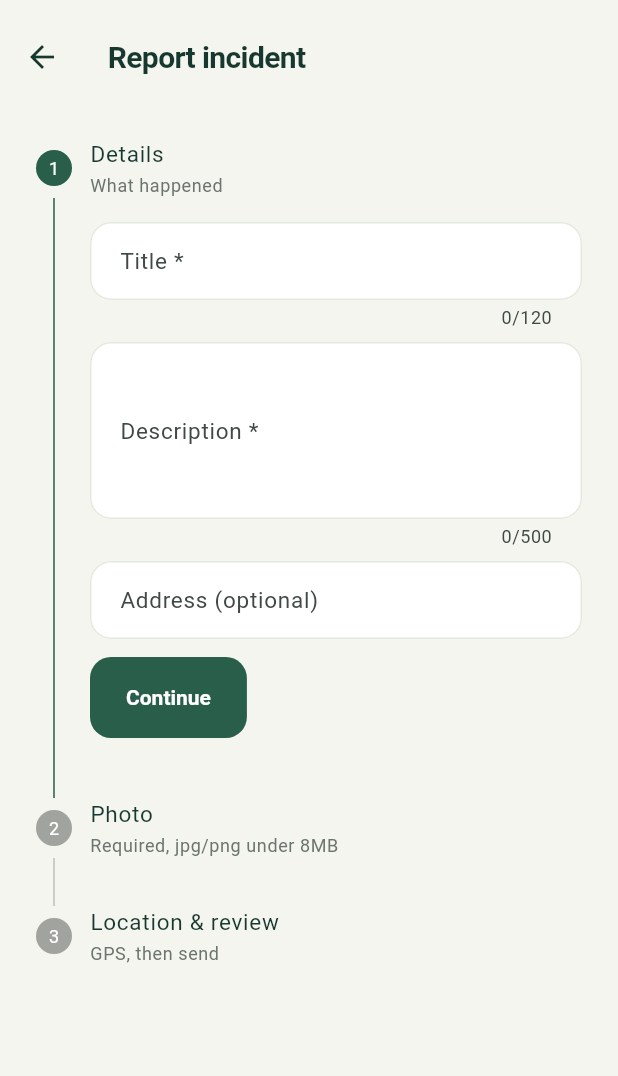
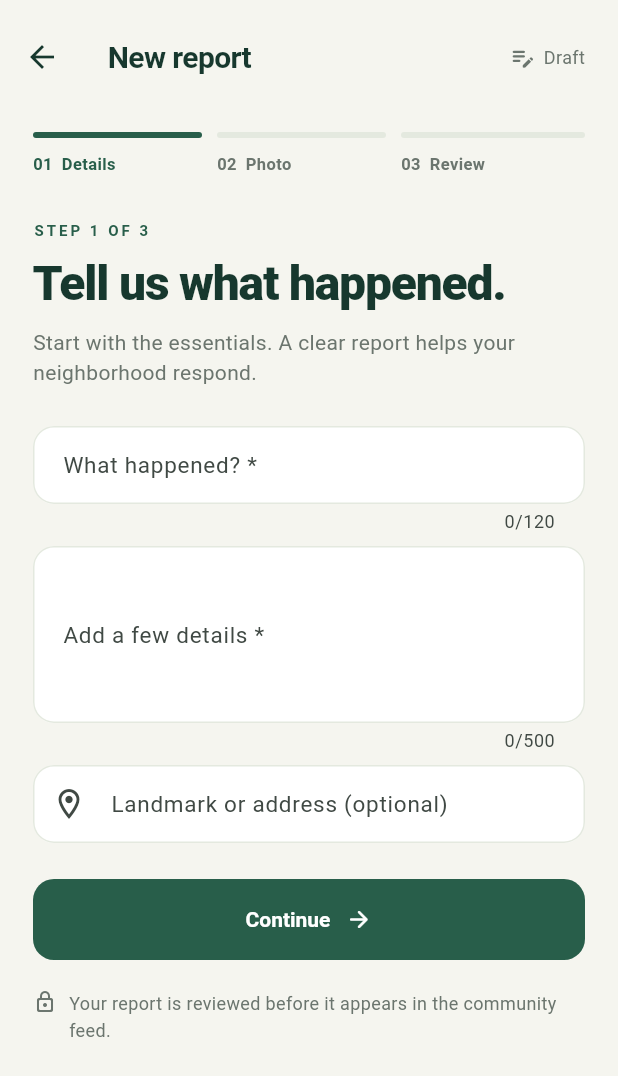
Before and after one commit to SAHIL511-JJ/CityWatch, a Flutter app: the ReportScreen screen opened directly, on a phone screen of 412 x 824 dp. Shown: the top 1076 px of the screen. Run offline on Flutter 3.47's test engine with Material 3 defaults, Android fonts, the phone set to English and light mode, and no system bars; our stand-ins replace dio, flutter_riverpod, flutter_secure_storage, geolocator, image_picker; accounts and stored records are empty; network calls fail; Roboto replaces fonts that are missing (Verdana).

Commit message:
Guide incident reporting with responsive tests

```diff
--- a/apps/mobile/lib/screens/report_screen.dart
+++ b/apps/mobile/lib/screens/report_screen.dart
@@ -10,6 +10,7 @@ import 'package:image_picker/image_picker.dart';
 import 'package:uuid/uuid.dart';
 
 import '../api_client.dart';
+import '../cw_theme.dart';
 import '../outbox.dart';
 
 const _maxPhotoBytes = 8 * 1024 * 1024;
@@ -27,7 +28,6 @@ class ReportScreen extends ConsumerStatefulWidget {
 }
 
 class _ReportScreenState extends ConsumerState<ReportScreen> {
-
   final _title = TextEditingController();
   final _description = TextEditingController();
   final _address = TextEditingController();
@@ -70,8 +70,7 @@ class _ReportScreenState extends ConsumerState<ReportScreen> {
     _title.text = await storage.read(key: '${_kDraftPrefix}title') ?? '';
     _description.text =
         await storage.read(key: '${_kDraftPrefix}description') ?? '';
-    _address.text =
-        await storage.read(key: '${_kDraftPrefix}address') ?? '';
+    _address.text = await storage.read(key: '${_kDraftPrefix}address') ?? '';
     final lat = await storage.read(key: '${_kDraftPrefix}lat');
     final lng = await storage.read(key: '${_kDraftPrefix}lng');
     if (!mounted) return;
@@ -90,10 +89,8 @@ class _ReportScreenState extends ConsumerState<ReportScreen> {
         key: '${_kDraftPrefix}description', value: _description.text);
     await storage.write(key: '${_kDraftPrefix}address', value: _address.text);
     if (_lat != null) {
-      await storage.write(
-          key: '${_kDraftPrefix}lat', value: _lat.toString());
-      await storage.write(
-          key: '${_kDraftPrefix}lng', value: _lng.toString());
+      await storage.write(key: '${_kDraftPrefix}lat', value: _lat.toString());
+      await storage.write(key: '${_kDraftPrefix}lng', value: _lng.toString());
     }
   }
 
@@ -113,14 +110,13 @@ class _ReportScreenState extends ConsumerState<ReportScreen> {
     if (file == null) return;
     final ext = file.path.split('.').last.toLowerCase();
     if (!_allowedExts.contains(ext)) {
-      setState(
-          () => _photoError = 'Only jpg or png photos work here.');
+      setState(() => _photoError = 'Only jpg or png photos work here.');
       return;
     }
     final bytes = await file.readAsBytes();
     if (bytes.lengthInBytes > _maxPhotoBytes) {
-      setState(() => _photoError =
-          'That photo is over 8MB — pick a smaller one.');
+      setState(
+          () => _photoError = 'That photo is over 8MB — pick a smaller one.');
       return;
     }
     setState(() {
@@ -157,19 +153,17 @@ class _ReportScreenState extends ConsumerState<ReportScreen> {
       setState(() => _gpsError =
           'Location permission is off — turn it on to tag your report.');
     } on TimeoutException {
-      setState(() => _gpsError =
-          'GPS timed out. Step outside or retry in a moment.');
+      setState(() =>
+          _gpsError = 'GPS timed out. Step outside or retry in a moment.');
     } catch (_) {
-      setState(
-          () => _gpsError = 'Could not read GPS. Retry in a moment.');
+      setState(() => _gpsError = 'Could not read GPS. Retry in a moment.');
     } finally {
       if (mounted) setState(() => _locating = false);
     }
   }
 
   bool get _detailsOk =>
-      _title.text.trim().isNotEmpty &&
-      _description.text.trim().isNotEmpty;
+      _title.text.trim().isNotEmpty && _description.text.trim().isNotEmpty;
 
   Future<void> _submit() async {
     setState(() => _submitting = true);
@@ -181,8 +175,7 @@ class _ReportScreenState extends ConsumerState<ReportScreen> {
         description: _description.text.trim(),
         lat: _lat!,
         lng: _lng!,
-        address:
-            _address.text.trim().isEmpty ? null : _address.text.trim(),
+        address: _address.text.trim().isEmpty ? null : _address.text.trim(),
         photoBytes: _photoBytes!,
         filename: _photoName.isEmpty ? 'photo.jpg' : _photoName,
       );
@@ -202,9 +195,7 @@ class _ReportScreenState extends ConsumerState<ReportScreen> {
           id: const Uuid().v4(),
           title: _title.text.trim(),
           description: _description.text.trim(),
-          address: _address.text.trim().isEmpty
-              ? null
-              : _address.text.trim(),
+          address: _address.text.trim().isEmpty ? null : _address.text.trim(),
           lat: _lat!,
           lng: _lng!,
           photoBase64: base64Encode(_photoBytes!),
@@ -233,8 +224,7 @@ class _ReportScreenState extends ConsumerState<ReportScreen> {
       if (!mounted) return;
       setState(() => _submitting = false);
       ScaffoldMessenger.of(context).showSnackBar(
-        const SnackBar(
-            content: Text('Could not send. Try again in a bit.')),
+        const SnackBar(content: Text('Could not send. Try again in a bit.')),
       );
     }
   }
@@ -263,50 +253,26 @@ class _ReportScreenState extends ConsumerState<ReportScreen> {
   @override
   Widget build(BuildContext context) {
     if (_sentId != null) return _success();
-    return Scaffold(
-      appBar: AppBar(title: const Text('Report incident')),
-      body: Stepper(
-        currentStep: _step,
-        onStepTapped: (i) => setState(() => _step = i),
-        onStepContinue: _continue,
-        onStepCancel:
-            _step == 0 ? null : () => setState(() => _step -= 1),
-        controlsBuilder: (context, details) => Padding(
-          padding: const EdgeInsets.only(top: 12),
-          child: Row(
-            children: [
-              FilledButton(
-                onPressed: _submitting ? null : details.onStepContinue,
-                child: Text(_step == 2
-                    ? (_submitting ? 'Sending…' : 'Send report')
-                    : 'Continue'),
-              ),
-              const SizedBox(width: 8),
-              if (_step > 0)
-                TextButton(
-                  onPressed:
-                      _submitting ? null : details.onStepCancel,
-                  child: const Text('Back'),
-                ),
-            ],
-          ),
-        ),
-        steps: [
-          Step(
-            title: const Text('Details'),
-            subtitle: const Text('What happened'),
-            isActive: _step >= 0,
-            state: _step > 0 ? StepState.complete : StepState.indexed,
-            content: Column(
+    const titles = [
+      'Tell us what happened.',
+      'A photo tells the story.',
+      'Put it on the map.'
+    ];
+    const descriptions = [
+      'Start with the essentials. A clear report helps your neighborhood respond.',
+      'Add a clear photo of the incident. Only take a photo when it’s safe.',
+      'Confirm the location and check your details before sending.',
+    ];
+    final contents = <Widget>[
+      Column(
         crossAxisAlignment: CrossAxisAlignment.stretch,
         children: [
           TextField(
             controller: _title,
             maxLength: 120,
             decoration: const InputDecoration(
-                    labelText: 'Title *',
-                    hintText: 'e.g. Pothole flooding the lane',
-                    border: OutlineInputBorder(),
+              labelText: 'What happened? *',
+              hintText: 'e.g. Broken streetlight on Park Road',
             ),
           ),
           const SizedBox(height: 8),
@@ -315,45 +281,58 @@ class _ReportScreenState extends ConsumerState<ReportScreen> {
             maxLines: 4,
             maxLength: 500,
             decoration: const InputDecoration(
-                    labelText: 'Description *',
-                    hintText: 'What, where, how bad — 1-2 lines',
-                    border: OutlineInputBorder(),
+              labelText: 'Add a few details *',
+              hintText: 'What did you notice? How does it affect the area?',
             ),
           ),
           const SizedBox(height: 8),
           TextField(
             controller: _address,
             decoration: const InputDecoration(
-                    labelText: 'Address (optional)',
-                    border: OutlineInputBorder(),
+              labelText: 'Landmark or address (optional)',
+              prefixIcon: Icon(Icons.location_on_outlined),
             ),
           ),
           if (_detailsError != null)
             Padding(
               padding: const EdgeInsets.only(top: 8),
               child: Text(_detailsError!,
-                        style: TextStyle(
-                            color:
-                                Theme.of(context).colorScheme.error)),
+                  style: TextStyle(color: Theme.of(context).colorScheme.error)),
             ),
         ],
       ),
-          ),
-          Step(
-            title: const Text('Photo'),
-            subtitle: const Text('Required, jpg/png under 8MB'),
-            isActive: _step >= 1,
-            state: _step > 1 ? StepState.complete : StepState.indexed,
-            content: Column(
+      Column(
         crossAxisAlignment: CrossAxisAlignment.stretch,
         children: [
+          if (_photoBytes == null) ...[
+            Container(
+              padding: const EdgeInsets.symmetric(horizontal: 24, vertical: 36),
+              decoration: BoxDecoration(
+                  color: CwColors.mint.withValues(alpha: .5),
+                  borderRadius: BorderRadius.circular(24)),
+              child: Column(children: [
+                Container(
+                    padding: const EdgeInsets.all(18),
+                    decoration: const BoxDecoration(
+                        color: CwColors.paper, shape: BoxShape.circle),
+                    child: const Icon(Icons.add_a_photo_outlined,
+                        size: 34, color: CwColors.pine)),
+                const SizedBox(height: 20),
+                Text('Show what you see',
+                    style: Theme.of(context).textTheme.titleMedium),
+                const SizedBox(height: 8),
+                const Text('JPG or PNG · Up to 8 MB',
+                    style: TextStyle(color: CwColors.muted, fontSize: 12)),
+              ]),
+            ),
+            const SizedBox(height: 18),
+          ],
           Row(
             children: [
               Expanded(
                 child: OutlinedButton.icon(
-                        onPressed: kIsWeb
-                            ? null
-                            : () => _pickPhoto(ImageSource.camera),
+                  onPressed:
+                      kIsWeb ? null : () => _pickPhoto(ImageSource.camera),
                   icon: const Icon(Icons.camera_alt_outlined),
                   label: const Text('Camera'),
                 ),
@@ -361,8 +340,7 @@ class _ReportScreenState extends ConsumerState<ReportScreen> {
               const SizedBox(width: 8),
               Expanded(
                 child: OutlinedButton.icon(
-                        onPressed: () =>
-                            _pickPhoto(ImageSource.gallery),
+                  onPressed: () => _pickPhoto(ImageSource.gallery),
                   icon: const Icon(Icons.photo_outlined),
                   label: const Text('Gallery'),
                 ),
@@ -376,11 +354,9 @@ class _ReportScreenState extends ConsumerState<ReportScreen> {
                 crossAxisAlignment: CrossAxisAlignment.start,
                 children: [
                   ClipRRect(
-                          borderRadius: BorderRadius.circular(8),
+                    borderRadius: BorderRadius.circular(22),
                     child: Image.memory(_photoBytes!,
-                              height: 180,
-                              width: double.infinity,
-                              fit: BoxFit.cover),
+                        height: 230, width: double.infinity, fit: BoxFit.cover),
                   ),
                   Row(
                     children: [
@@ -401,18 +377,11 @@ class _ReportScreenState extends ConsumerState<ReportScreen> {
             Padding(
               padding: const EdgeInsets.only(top: 8),
               child: Text(_photoError!,
-                        style: TextStyle(
-                            color:
-                                Theme.of(context).colorScheme.error)),
+                  style: TextStyle(color: Theme.of(context).colorScheme.error)),
             ),
         ],
       ),
-          ),
-          Step(
-            title: const Text('Location & review'),
-            subtitle: const Text('GPS, then send'),
-            isActive: _step >= 2,
-            content: Column(
+      Column(
         crossAxisAlignment: CrossAxisAlignment.stretch,
         children: [
           OutlinedButton.icon(
@@ -421,8 +390,7 @@ class _ReportScreenState extends ConsumerState<ReportScreen> {
                 ? const SizedBox(
                     width: 16,
                     height: 16,
-                          child:
-                              CircularProgressIndicator(strokeWidth: 2),
+                    child: CircularProgressIndicator(strokeWidth: 2),
                   )
                 : const Icon(Icons.my_location),
             label: Text(_lat == null
@@ -433,22 +401,122 @@ class _ReportScreenState extends ConsumerState<ReportScreen> {
             Padding(
               padding: const EdgeInsets.only(top: 8),
               child: Text(_gpsError!,
-                        style: TextStyle(
-                            color:
-                                Theme.of(context).colorScheme.error)),
+                  style: TextStyle(color: Theme.of(context).colorScheme.error)),
             ),
           const SizedBox(height: 12),
           _reviewRow('Title', _title.text.trim()),
           _reviewRow('Details', _description.text.trim()),
-                _reviewRow('Photo', _photoBytes == null
-                    ? 'Missing — go back one step'
-                    : _photoName),
-                _reviewRow('Spot', _lat == null
+          _reviewRow('Photo',
+              _photoBytes == null ? 'Missing — go back one step' : _photoName),
+          _reviewRow(
+              'Spot',
+              _lat == null
                   ? 'Missing — tap Use GPS'
                   : '${_lat!.toStringAsFixed(5)}, ${_lng!.toStringAsFixed(5)}'),
         ],
+      )
+    ];
+    return Scaffold(
+      appBar: AppBar(
+        title: const Text('New report'),
+        actions: const [
+          Padding(
+              padding: EdgeInsets.only(right: 22),
+              child: Row(children: [
+                Icon(Icons.edit_note_rounded, size: 18, color: CwColors.muted),
+                SizedBox(width: 5),
+                Text('Draft',
+                    style: TextStyle(fontSize: 12, color: CwColors.muted)),
+              ]))
+        ],
       ),
+      body: ListView(
+        padding: const EdgeInsets.fromLTRB(22, 12, 22, 28),
+        children: [
+          Row(
+              children: List.generate(
+                  3,
+                  (i) => Expanded(
+                        child: Padding(
+                          padding: EdgeInsets.only(right: i < 2 ? 10 : 0),
+                          child: Column(
+                              crossAxisAlignment: CrossAxisAlignment.start,
+                              children: [
+                                AnimatedContainer(
+                                  duration: const Duration(milliseconds: 220),
+                                  height: 4,
+                                  decoration: BoxDecoration(
+                                      color: i <= _step
+                                          ? CwColors.pine
+                                          : CwColors.sand,
+                                      borderRadius: BorderRadius.circular(4)),
                                 ),
+                                const SizedBox(height: 10),
+                                Text(
+                                    [
+                                      '01  Details',
+                                      '02  Photo',
+                                      '03  Review'
+                                    ][i],
+                                    style: TextStyle(
+                                        fontSize: 11,
+                                        fontWeight: FontWeight.w700,
+                                        color: i <= _step
+                                            ? CwColors.pine
+                                            : CwColors.muted)),
+                              ]),
+                        ),
+                      ))),
+          const SizedBox(height: 30),
+          CwPageIntro(
+              eyebrow: 'Step ${_step + 1} of 3',
+              title: titles[_step],
+              description: descriptions[_step]),
+          const SizedBox(height: 26),
+          AnimatedSize(
+            duration: MediaQuery.disableAnimationsOf(context)
+                ? Duration.zero
+                : const Duration(milliseconds: 220),
+            alignment: Alignment.topCenter,
+            child: contents[_step],
+          ),
+          const SizedBox(height: 24),
+          FilledButton(
+            onPressed: _submitting ? null : _continue,
+            child: Row(mainAxisAlignment: MainAxisAlignment.center, children: [
+              if (_submitting) ...[
+                const SizedBox(
+                    width: 18,
+                    height: 18,
+                    child: CircularProgressIndicator(strokeWidth: 2)),
+                const SizedBox(width: 10),
+              ],
+              Text(_step == 2
+                  ? (_submitting ? 'Sending report…' : 'Send report')
+                  : 'Continue'),
+              if (!_submitting) ...[
+                const SizedBox(width: 10),
+                const Icon(Icons.arrow_forward_rounded, size: 18)
+              ],
+            ]),
+          ),
+          if (_step > 0) ...[
+            const SizedBox(height: 8),
+            TextButton(
+                onPressed:
+                    _submitting ? null : () => setState(() => _step -= 1),
+                child: const Text('Back to previous step')),
+          ],
+          const SizedBox(height: 20),
+          const Row(crossAxisAlignment: CrossAxisAlignment.start, children: [
+            Icon(Icons.lock_outline_rounded, size: 16, color: CwColors.muted),
+            SizedBox(width: 8),
+            Expanded(
+                child: Text(
+                    'Your report is reviewed before it appears in the community feed.',
+                    style: TextStyle(
+                        fontSize: 12, color: CwColors.muted, height: 1.5))),
+          ]),
         ],
       ),
     );
@@ -462,8 +530,7 @@ class _ReportScreenState extends ConsumerState<ReportScreen> {
         children: [
           SizedBox(
               width: 64,
-              child: Text(k,
-                  style: Theme.of(context).textTheme.bodySmall)),
+              child: Text(k, style: Theme.of(context).textTheme.bodySmall)),
           Expanded(child: Text(v)),
         ],
       ),
@@ -473,8 +540,8 @@ class _ReportScreenState extends ConsumerState<ReportScreen> {
   void _continue() {
     if (_step == 0) {
       if (!_detailsOk) {
-        setState(() => _detailsError =
-            'Add a short title and a line of detail first.');
+        setState(() =>
+            _detailsError = 'Add a short title and a line of detail first.');
         return;
       }
       setState(() {
@@ -489,8 +556,7 @@ class _ReportScreenState extends ConsumerState<ReportScreen> {
       setState(() => _step = 2);
     } else {
       if (_lat == null || _lng == null) {
-        setState(() =>
-            _gpsError = 'Tap Use GPS so crews can find the spot.');
+        setState(() => _gpsError = 'Tap Use GPS so crews can find the spot.');
         return;
       }
       _submit();
@@ -509,12 +575,12 @@ class _ReportScreenState extends ConsumerState<ReportScreen> {
               Icon(Icons.check_circle_outline,
                   size: 64, color: Colors.green.shade700),
               const SizedBox(height: 12),
-              const Text('Report sent!',
-                  style: TextStyle(
-                      fontSize: 20, fontWeight: FontWeight.bold)),
+              const NeighborhoodArt(),
+              const Text('Thanks for looking out.',
+                  style: TextStyle(fontSize: 20, fontWeight: FontWeight.bold)),
               const SizedBox(height: 8),
               Text(
-                'AI triage is checking it now (status: ${_sentStatus ?? 'processing'}). It appears in the feed once verified.',
+                'Your report is ${_sentStatus ?? 'processing'}. Once verified, it will appear in the neighborhood feed.',
                 textAlign: TextAlign.center,
               ),
               const SizedBox(height: 16),
```
Also changed, not shown: 1 other file. Lines whose indentation alone changed are shown as unchanged.
